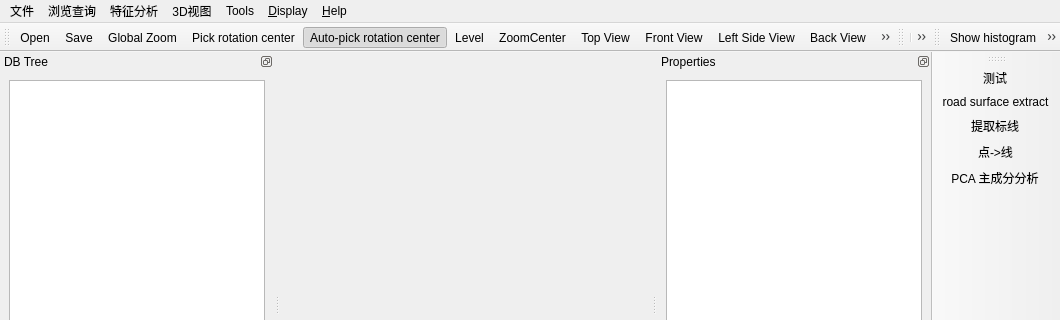
Qt form qCC/ui_templates/mainWindow.ui (lljydyx/ForkCloudCompare) before a commit; both pictures show x 0 to 1060 and y 0 to 320 of the 1060 by 812 pixel window.
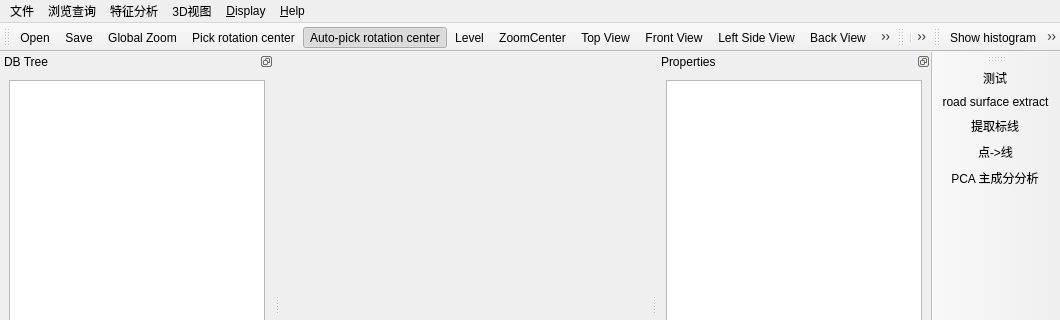
The same form after that commit. Icons and pictures are not drawn. Custom widgets are drawn as their Qt base class.

Diff of the .ui file:
```diff
--- a/qCC/ui_templates/mainWindow.ui
+++ b/qCC/ui_templates/mainWindow.ui
@@ -129,7 +129,7 @@
    </widget>
    <widget class="QMenu" name="menuEdit">
     <property name="title">
-     <string>特征分析</string>
+     <string>浏览查询</string>
     </property>
     <widget class="QMenu" name="menuScalarFields">
      <property name="title">
@@ -370,7 +370,7 @@
    </widget>
    <widget class="QMenu" name="menuTools">
     <property name="title">
-     <string>Tools</string>
+     <string>特征分析</string>
     </property>
     <widget class="QMenu" name="menuSegmentation">
      <property name="title">
@@ -500,16 +500,10 @@
     <addaction name="menuSandBox"/>
     <addaction name="separator"/>
    </widget>
-   <widget class="QMenu" name="menu">
-    <property name="title">
-     <string>浏览查询</string>
-    </property>
-   </widget>
    <addaction name="menuFile"/>
-   <addaction name="menu"/>
    <addaction name="menuEdit"/>
-   <addaction name="menu3DViews"/>
    <addaction name="menuTools"/>
+   <addaction name="menu3DViews"/>
    <addaction name="menuDisplay"/>
    <addaction name="menuHelp"/>
   </widget>
```
Left out of the diff: 21 changed lines with no effect on the pictures.
